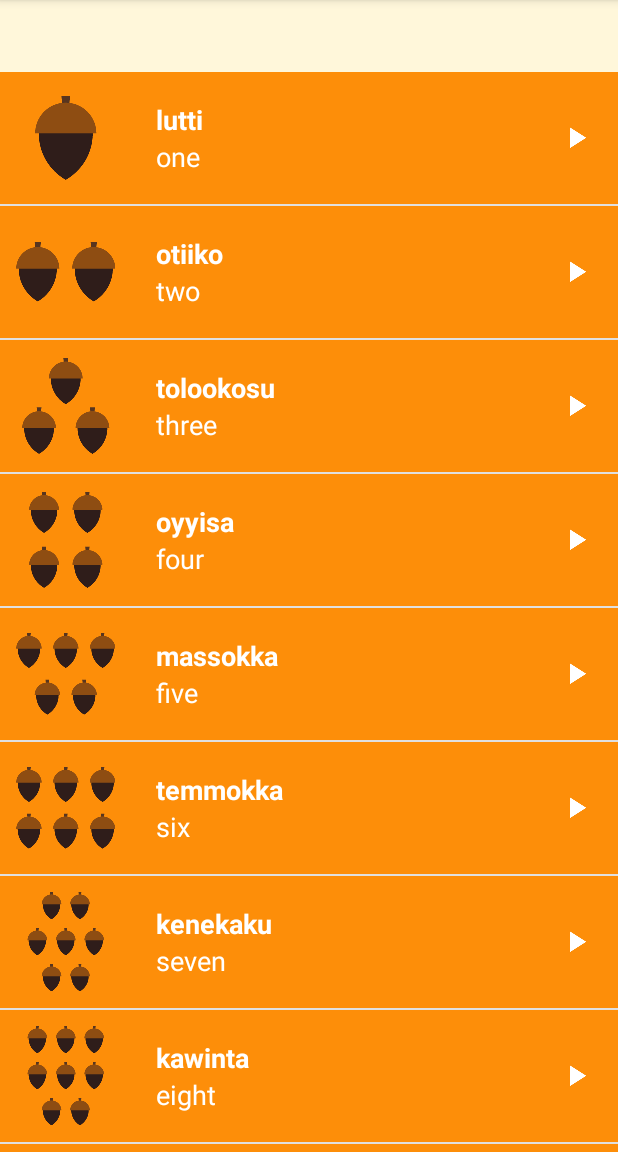
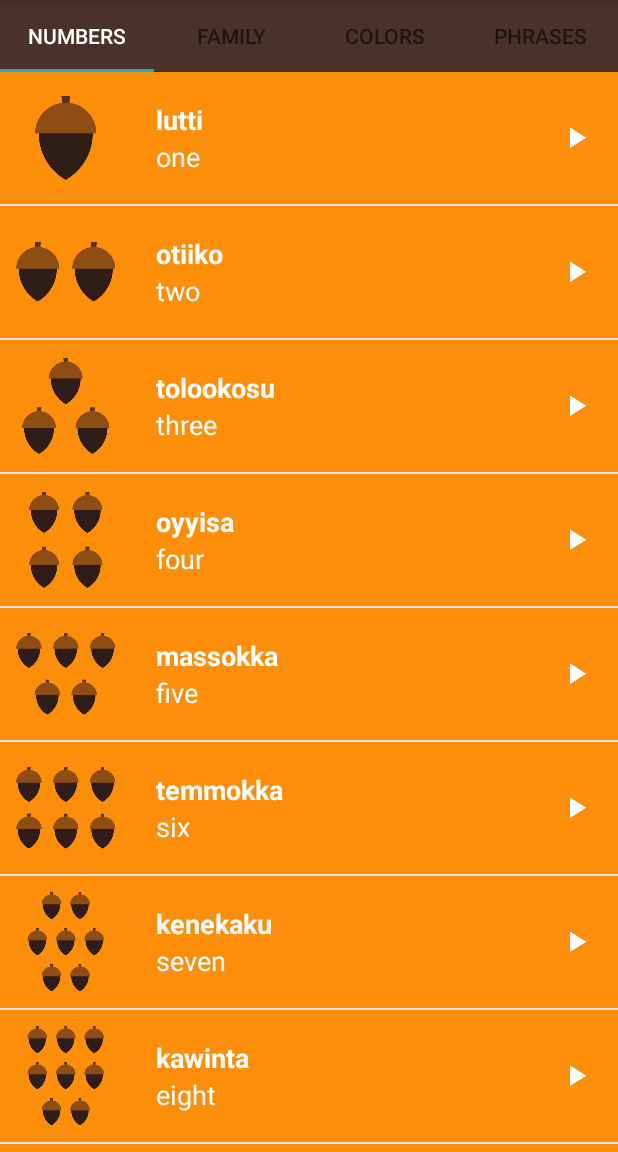
Before and after one commit to ID2GO/Gide2GO, an Android app: the screen it shows after launch (MainActivity), on a phone screen of 412 x 824 dp, the part 84-1236 px from its top. Run offline under Robolectric (Android 15) with nearby library versions, the phone set to English and light mode, and no system bars; 2 statements that could not run were skipped.

Commit message:
Sliding Tabs implemented Text selected Tab set to white Deleted redundant code

```diff
--- a/app/src/main/java/eu/id2go/dictionary2go/MainActivity.java
+++ b/app/src/main/java/eu/id2go/dictionary2go/MainActivity.java
@@ -17,6 +17,7 @@
 package eu.id2go.dictionary2go;
 
 import android.os.Bundle;
+import android.support.design.widget.TabLayout;
 import android.support.v7.app.AppCompatActivity;
 
 public class MainActivity extends AppCompatActivity {
@@ -31,58 +32,13 @@ public class MainActivity extends AppCompatActivity {
         android.support.v4.view.ViewPager viewPager = findViewById(R.id.viewpager);
 
         // Create an adapter that knows which fragment should be shown on each page
-        SimpleFragmentPagerAdapter adapter = new SimpleFragmentPagerAdapter(getSupportFragmentManager());
+        SimpleFragmentPagerAdapter adapter = new SimpleFragmentPagerAdapter
+                (getSupportFragmentManager(), this);
 
         // Set the adapter onto the view pager
         viewPager.setAdapter(adapter);
+        TabLayout tabLayout = findViewById(R.id.sliding_tabs);
+        tabLayout.setupWithViewPager(viewPager);
     }
-//        // Find the View that shows the numbers category
-//        TextView numbers = findViewById(R.id.numbers);
-//        TextView family = findViewById(R.id.family);
-//        TextView colors = findViewById(R.id.colors);
-//        TextView phrases = findViewById(R.id.phrases);
-//
-//
-//        // Set a click listener on that View
-//        numbers.setOnClickListener(new View.OnClickListener() {
-//            // The code in this method will be executed when the numbers category is clicked on.
-//            @Override
-//            public void onClick(View view) {
-//                // Create a new intent to open the {@link NumbersActivity}
-//                Intent numbersIntent = new Intent(MainActivity.this, NumbersActivity.class);
-//                // Start the new activity
-//                startActivity(numbersIntent);
-//            }
-//        });
-//
-//
-//        family.setOnClickListener(new View.OnClickListener() {
-//            // The code in this method will be executed when the family category is clicked on.
-//            @Override
-//            public void onClick(View view) {
-//                Intent familyIntent = new Intent(MainActivity.this, FamilyActivity.class);
-//                startActivity(familyIntent);
-//            }
-//        });
-//
-//
-//        colors.setOnClickListener(new View.OnClickListener() {
-//            // The code in this method will be executed when the colors category is clicked on.
-//            @Override
-//            public void onClick(View view) {
-//                Intent colorsIntent = new Intent(MainActivity.this, ColorsActivity.class);
-//                startActivity(colorsIntent);
-//            }
-//        });
-//
-//
-//        phrases.setOnClickListener(new View.OnClickListener() {
-//            // The code in this method will be executed when the phrases category is clicked on.
-//            @Override
-//            public void onClick(View view) {
-//                Intent phrasesIntent = new Intent(MainActivity.this, PhrasesActivity.class);
-//                startActivity(phrasesIntent);
-//            }
-//        });
-//    }
+
 }
--- a/app/src/main/java/eu/id2go/dictionary2go/SimpleFragmentPagerAdapter.java
+++ b/app/src/main/java/eu/id2go/dictionary2go/SimpleFragmentPagerAdapter.java
@@ -15,6 +15,7 @@
  */
 package eu.id2go.dictionary2go;
 
+import android.content.Context;
 import android.support.v4.app.Fragment;
 import android.support.v4.app.FragmentManager;
 import android.support.v4.app.FragmentPagerAdapter;
@@ -24,9 +25,12 @@ import android.support.v4.app.FragmentPagerAdapter;
  * Provides the appropriate {@link Fragment} for a view pager.
  */
 public class SimpleFragmentPagerAdapter extends FragmentPagerAdapter {
+    private String[] tabTitles = new String[]{"Numbers", "Family", "Colors", "Phrases"};
+    private Context context;
 
-    public SimpleFragmentPagerAdapter(FragmentManager fm) {
+    public SimpleFragmentPagerAdapter(FragmentManager fm, Context context) {
         super(fm);
+        this.context = context;
     }
 
     @Override
@@ -46,4 +50,11 @@ public class SimpleFragmentPagerAdapter extends FragmentPagerAdapter {
     public int getCount() {
         return 4;
     }
+
+
+    @Override
+    public CharSequence getPageTitle(int position) {
+        // Generate title based on item position
+        return tabTitles[position];
+    }
 }
--- a/app/src/main/res/layout/activity_main.xml
+++ b/app/src/main/res/layout/activity_main.xml
@@ -25,7 +25,10 @@
         android:id="@+id/sliding_tabs"
         android:layout_width="match_parent"
         android:layout_height="wrap_content"
-        app:tabMode="fixed" />
+        android:background="@color/primary_color"
+        app:tabIndicatorColor="@color/category_phrases"
+        app:tabMode="fixed"
+        app:tabSelectedTextColor="@android:color/white" />
 
     <android.support.v4.view.ViewPager
         android:id="@+id/viewpager"
```
